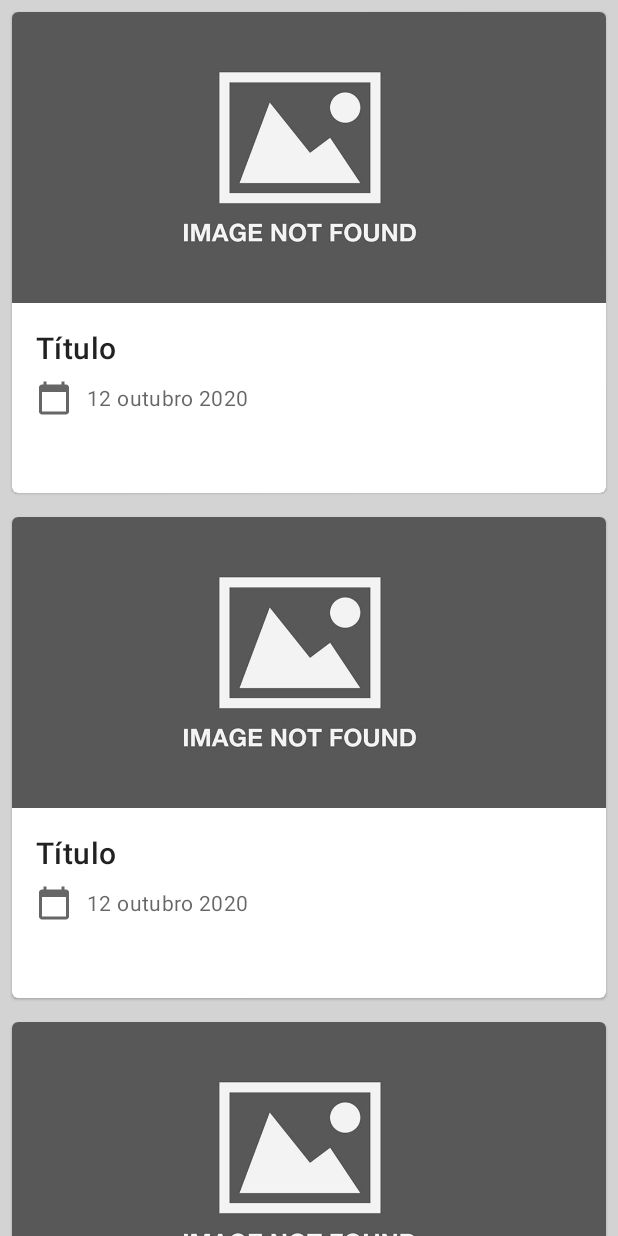
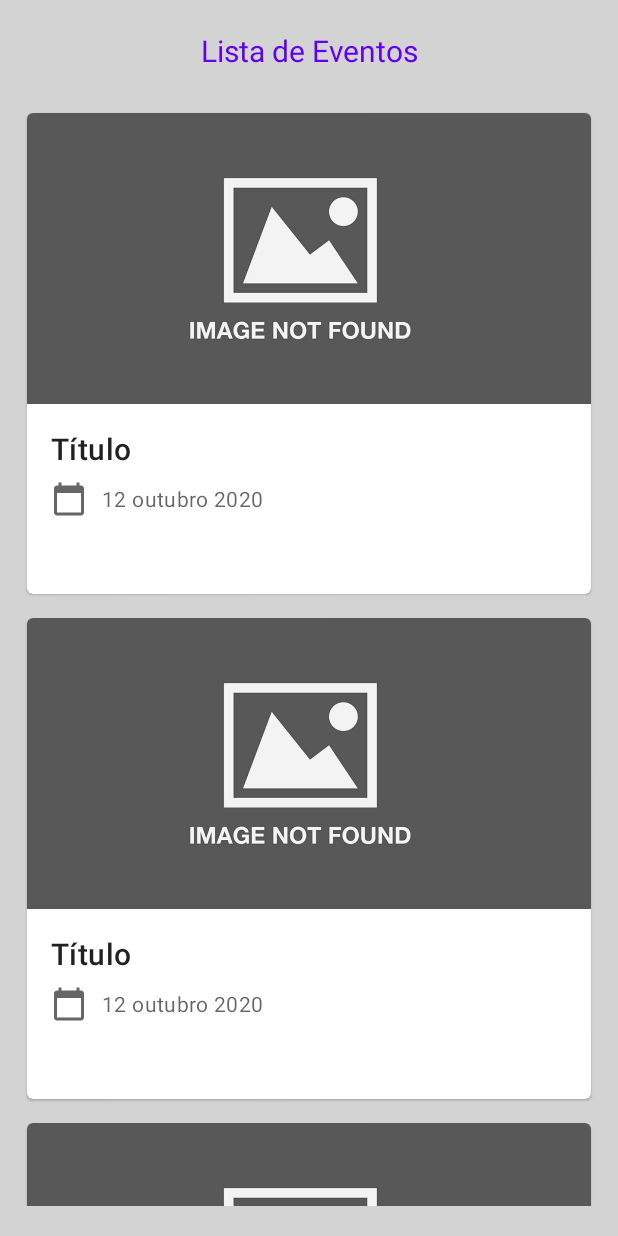
Before and after one commit to danielpinheirohs/App-Eventos, an Android app: the layout fragment_eventos_list.xml on its own in the app's theme, with its tools: preview values and no code run, on a phone screen of 412 x 824 dp. Run offline under Robolectric (Android 15) with nearby library versions, the phone set to English and light mode, and no system bars.

Commit message:
Outros ajustes.

```diff
--- a/app/src/main/java/com/eventosappteste/appeventos/Main/Eventos/EventosListFragment.kt
+++ b/app/src/main/java/com/eventosappteste/appeventos/Main/Eventos/EventosListFragment.kt
@@ -53,7 +53,7 @@ class EventosListFragment : Fragment() {
 
     fun getData() {
         val retrofitClient = NetworkService
-            .getRetrofitInstance("https://5f5a8f24d44d640016169133.mockapi.io/api/")
+            .getRetrofitInstance()
 
         val callback = retrofitClient.getEvents()
 
@@ -61,7 +61,6 @@ class EventosListFragment : Fragment() {
             override fun onFailure(call: Call<List<Evento>>, t: Throwable) {
                 Toast.makeText(requireContext(), t.message, Toast.LENGTH_SHORT).show()
             }
-
             override fun onResponse(call: Call<List<Evento>>, response: Response<List<Evento>>) {
                 eventosAdapter.submitList(response.body()!!)
             }
--- a/app/src/main/res/layout/fragment_eventos_list.xml
+++ b/app/src/main/res/layout/fragment_eventos_list.xml
@@ -1,5 +1,5 @@
 <?xml version="1.0" encoding="utf-8"?>
-<androidx.constraintlayout.widget.ConstraintLayout xmlns:android="http://schemas.android.com/apk/res/android"
+<RelativeLayout xmlns:android="http://schemas.android.com/apk/res/android"
     xmlns:app="http://schemas.android.com/apk/res-auto"
     xmlns:tools="http://schemas.android.com/tools"
     android:layout_width="match_parent"
@@ -7,10 +7,24 @@
     android:background="@color/lightGrey"
     tools:context=".Main.Eventos.EventosListFragment">
 
+    <TextView
+        android:id="@+id/textView"
+        android:layout_width="match_parent"
+        android:layout_height="wrap_content"
+        android:text="@string/lista_eventos"
+        android:textSize="20sp"
+        android:layout_margin="20dp"
+        android:gravity="center"
+        android:textColor="@color/purple_500" />
+
     <androidx.recyclerview.widget.RecyclerView
         android:id="@+id/recyclerview_lista_eventos"
         android:layout_width="match_parent"
-        android:layout_height="match_parent"
-        tools:listitem="@layout/evento_item"/>
+        android:layout_height="wrap_content"
+        android:layout_marginStart="10dp"
+        android:layout_marginEnd="10dp"
+        android:layout_marginBottom="20dp"
+        tools:listitem="@layout/evento_item"
+        android:layout_below="@+id/textView"/>
 
-</androidx.constraintlayout.widget.ConstraintLayout>
+</RelativeLayout>
--- a/app/src/main/res/values/strings.xml
+++ b/app/src/main/res/values/strings.xml
@@ -8,4 +8,7 @@
     <string name="nome">Nome</string>
     <string name="email">E-mail</string>
     <string name="fazer_checkin">Fazer Check-in</string>
+    <string name="checkin_sucess"><![CDATA[Check-in feito com sucesso! (>º3º)>]]></string>
+    <string name="checkin_error">Erro ao fazer Check-in! /(º-º)\\</string>
+    <string name="lista_eventos">Lista de Eventos</string>
 </resources>
--- a/build.gradle
+++ b/build.gradle
@@ -8,8 +8,6 @@ buildscript {
     dependencies {
         classpath "com.android.tools.build:gradle:4.1.1"
         classpath "org.jetbrains.kotlin:kotlin-gradle-plugin:$kotlin_version"
-
-        classpath 'com.google.dagger:hilt-android-gradle-plugin:2.28-alpha'
         classpath "androidx.navigation:navigation-safe-args-gradle-plugin:2.3.2"
     }
 }
```
Also changed, not shown: app/build.gradle (+5 -5 lines), app/src/main/java/com/eventosappteste/appeventos/Main/Eventos/EventoDescricaoFragment.kt (+14 -20 lines), app/src/main/java/com/eventosappteste/appeventos/Main/Eventos/EventosAdapter.kt (+1 -7 lines), app/src/main/java/com/eventosappteste/appeventos/Servicos/AppUtils.kt (added, +11 -0 lines), app/src/main/java/com/eventosappteste/appeventos/Servicos/NetworkService.kt (+3 -5 lines), app/src/main/res/layout/fragment_evento_descricao.xml (+17 -20 lines).
